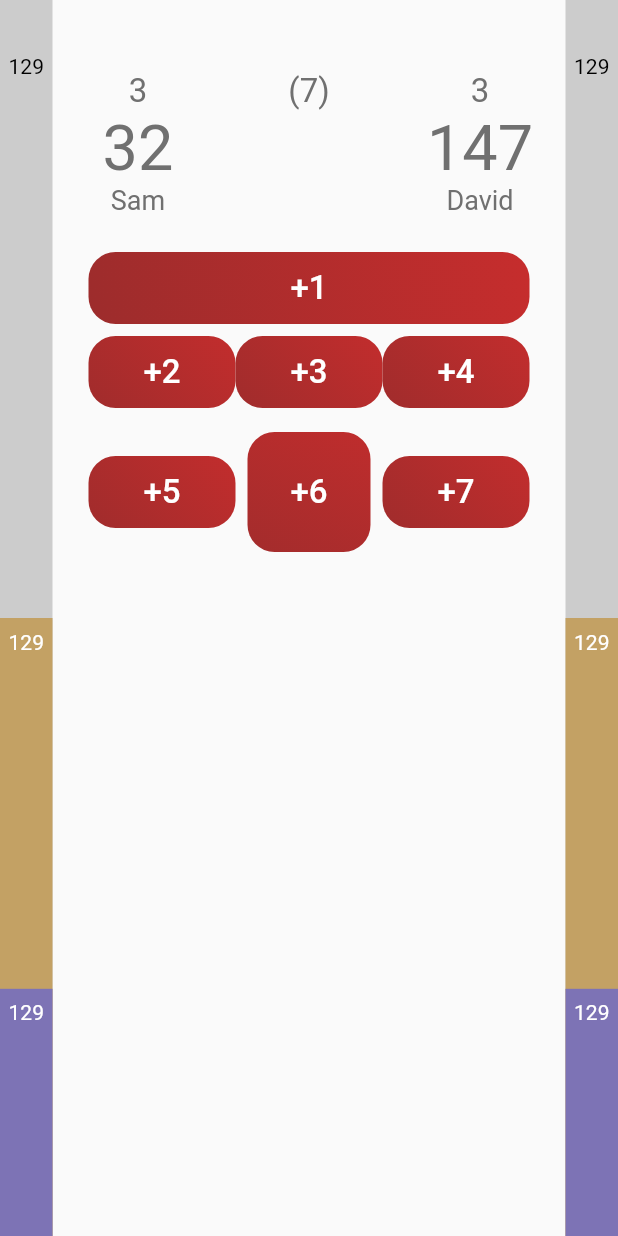
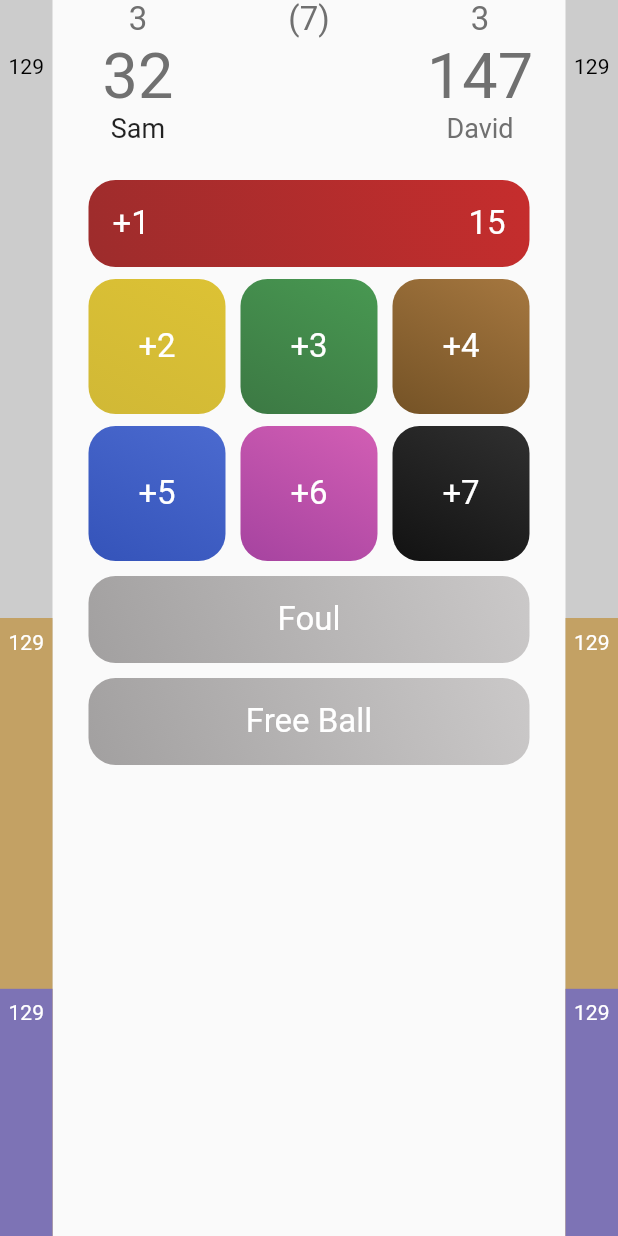
Before and after one commit to SamMalcolm/Snooker-Scorekeeper-Flutter, a Flutter app: the screen it shows after launch, after a tap on "Start Game", on a phone screen of 412 x 824 dp. Run offline on Flutter 3.47's test engine with Material 2 defaults, Android fonts, the phone set to English and light mode, and no system bars; Roboto replaces fonts that are missing (Helvetica Neue).

Commit message:
More layout work

```diff
--- a/lib/gameview.dart
+++ b/lib/gameview.dart
@@ -15,6 +15,32 @@ class GameView extends StatefulWidget {
 class _GameView extends State<GameView> {
   int redsRemaining;
   Game game;
+
+  Widget ballButton(text, gradientValues) {
+    return Expanded(
+        child: Container(
+            height: 90.00,
+            decoration: BoxDecoration(
+              borderRadius: BorderRadius.circular(18.0),
+              gradient: LinearGradient(
+                begin: Alignment(1.0, -1.92),
+                end: Alignment(-0.94, 1.75),
+                colors: gradientValues,
+                stops: [0.0, 1.0],
+              ),
+            ),
+            child: RawMaterialButton(
+                onPressed: () {
+                  print('Pressed');
+                },
+                child: Text('$text',
+                    textAlign: TextAlign.left,
+                    style: TextStyle(
+                      fontFamily: 'Helvetica Neue',
+                      fontSize: 22,
+                      color: const Color(0xffFFFFFF),
+                    )))));
+  }
 
   List scoringInput() {
     return [
@@ -37,22 +63,81 @@ class _GameView extends State<GameView> {
                           stops: [0.0, 1.0],
                         ),
                       ),
-                      child: TextButton(
+                      child: RawMaterialButton(
                           onPressed: () {
                             print('Pressed');
                           },
+                          child: Row(
+                              mainAxisAlignment: MainAxisAlignment.spaceBetween,
+                              children: [
+                                Padding(
+                                  padding: const EdgeInsets.all(16.0),
                                   child: Text('+1',
                                       textAlign: TextAlign.left,
                                       style: TextStyle(
                                         fontFamily: 'Helvetica Neue',
                                         fontSize: 22,
                                         color: const Color(0xffFFFFFF),
-                              )))))
+                                      )),
+                                ),
+                                Container(),
+                                Padding(
+                                  padding: const EdgeInsets.all(16.0),
+                                  child: Text('15',
+                                      textAlign: TextAlign.left,
+                                      style: TextStyle(
+                                        fontFamily: 'Helvetica Neue',
+                                        fontSize: 22,
+                                        color: const Color(0xffFFFFFF),
+                                      )),
+                                ),
+                              ]))))
             ],
           ),
           Padding(
             padding: const EdgeInsets.only(top: 8.0),
             child: Row(
+              children: [
+                ballButton('+2', [
+                  const Color(0xffE0C534),
+                  const Color(0xffCEB636),
+                ]),
+                SizedBox(width: 10.00),
+                ballButton('+3', [
+                  const Color(0xff4CA256),
+                  const Color(0xff397140),
+                ]),
+                SizedBox(width: 10.00),
+                ballButton('+4', [
+                  const Color(0xffB48247),
+                  const Color(0xff694A20),
+                ]),
+              ],
+            ),
+          ),
+          Padding(
+            padding: const EdgeInsets.only(top: 8.0),
+            child: Row(
+              children: [
+                ballButton('+5', [
+                  const Color(0xff5271D6),
+                  const Color(0xff2F4EB4),
+                ]),
+                SizedBox(width: 10.00),
+                ballButton('+6', [
+                  const Color(0xffE066BA),
+                  const Color(0xff9B3D9B),
+                ]),
+                SizedBox(width: 10.00),
+                ballButton('+7', [
+                  const Color(0xff393939),
+                  const Color(0xff0B0B0B),
+                ]),
+              ],
+            ),
+          ),
+          SizedBox(height: 10.00),
+          Row(
             children: [
               Expanded(
                   child: Container(
@@ -62,79 +147,32 @@ class _GameView extends State<GameView> {
                     begin: Alignment(1.0, -1.92),
                     end: Alignment(-0.94, 1.75),
                     colors: [
-                              const Color(0xffC72D2D),
-                              const Color(0xff9D2C2C),
+                      const Color(0xffCCCACA),
+                      const Color(0xffA2A0A0),
                     ],
                     stops: [0.0, 1.0],
                   ),
                 ),
-                        child: TextButton(
+                child: RawMaterialButton(
                   onPressed: () {
                     print('Pressed');
                   },
-                            child: Text('+2',
+                  child: Padding(
+                    padding: const EdgeInsets.all(16.0),
+                    child: Text('Foul',
                         textAlign: TextAlign.left,
                         style: TextStyle(
                           fontFamily: 'Helvetica Neue',
                           fontSize: 22,
                           color: const Color(0xffFFFFFF),
-                                ))))),
-                Expanded(
-                    child: Container(
-                        decoration: BoxDecoration(
-                          borderRadius: BorderRadius.circular(18.0),
-                          gradient: LinearGradient(
-                            begin: Alignment(1.0, -1.92),
-                            end: Alignment(-0.94, 1.75),
-                            colors: [
-                              const Color(0xffC72D2D),
-                              const Color(0xff9D2C2C),
-                            ],
-                            stops: [0.0, 1.0],
+                        )),
                   ),
                 ),
-                        child: TextButton(
-                            onPressed: () {
-                              print('Pressed');
-                            },
-                            child: Text('+3',
-                                textAlign: TextAlign.left,
-                                style: TextStyle(
-                                  fontFamily: 'Helvetica Neue',
-                                  fontSize: 22,
-                                  color: const Color(0xffFFFFFF),
-                                ))))),
-                Expanded(
-                    child: Container(
-                        decoration: BoxDecoration(
-                          borderRadius: BorderRadius.circular(18.0),
-                          gradient: LinearGradient(
-                            begin: Alignment(1.0, -1.92),
-                            end: Alignment(-0.94, 1.75),
-                            colors: [
-                              const Color(0xffC72D2D),
-                              const Color(0xff9D2C2C),
-                            ],
-                            stops: [0.0, 1.0],
-                          ),
-                        ),
-                        child: TextButton(
-                            onPressed: () {
-                              print('Pressed');
-                            },
-                            child: Text('+4',
-                                textAlign: TextAlign.left,
-                                style: TextStyle(
-                                  fontFamily: 'Helvetica Neue',
-                                  fontSize: 22,
-                                  color: const Color(0xffFFFFFF),
-                                )))))
+              ))
             ],
           ),
-          ),
-          Padding(
-            padding: const EdgeInsets.only(top: 8.0),
-            child: Row(
+          SizedBox(height: 10.00),
+          Row(
             children: [
               Expanded(
                   child: Container(
@@ -144,80 +182,30 @@ class _GameView extends State<GameView> {
                     begin: Alignment(1.0, -1.92),
                     end: Alignment(-0.94, 1.75),
                     colors: [
-                              const Color(0xffC72D2D),
-                              const Color(0xff9D2C2C),
+                      const Color(0xffCCCACA),
+                      const Color(0xffA2A0A0),
                     ],
                     stops: [0.0, 1.0],
                   ),
                 ),
-                        child: TextButton(
+                child: RawMaterialButton(
                   onPressed: () {
                     print('Pressed');
                   },
-                            child: Text('+5',
+                  child: Padding(
+                    padding: const EdgeInsets.all(16.0),
+                    child: Text('Free Ball',
                         textAlign: TextAlign.left,
                         style: TextStyle(
                           fontFamily: 'Helvetica Neue',
                           fontSize: 22,
                           color: const Color(0xffFFFFFF),
-                                ))))),
-                Expanded(
-                    child: Padding(
-                  padding: const EdgeInsets.all(8.0),
-                  child: Container(
-                      height: 80.00,
-                      decoration: BoxDecoration(
-                        borderRadius: BorderRadius.circular(18.0),
-                        gradient: LinearGradient(
-                          begin: Alignment(1.0, -1.92),
-                          end: Alignment(-0.94, 1.75),
-                          colors: [
-                            const Color(0xffC72D2D),
-                            const Color(0xff9D2C2C),
-                          ],
-                          stops: [0.0, 1.0],
+                        )),
                   ),
                 ),
-                      child: TextButton(
-                          onPressed: () {
-                            print('Pressed');
-                          },
-                          child: Text('+6',
-                              textAlign: TextAlign.left,
-                              style: TextStyle(
-                                fontFamily: 'Helvetica Neue',
-                                fontSize: 22,
-                                color: const Color(0xffFFFFFF),
-                              )))),
-                )),
-                Expanded(
-                    child: Container(
-                        decoration: BoxDecoration(
-                          borderRadius: BorderRadius.circular(18.0),
-                          gradient: LinearGradient(
-                            begin: Alignment(1.0, -1.92),
-                            end: Alignment(-0.94, 1.75),
-                            colors: [
-                              const Color(0xffC72D2D),
-                              const Color(0xff9D2C2C),
-                            ],
-                            stops: [0.0, 1.0],
-                          ),
-                        ),
-                        child: TextButton(
-                            onPressed: () {
-                              print('Pressed');
-                            },
-                            child: Text('+7',
-                                textAlign: TextAlign.left,
-                                style: TextStyle(
-                                  fontFamily: 'Helvetica Neue',
-                                  fontSize: 22,
-                                  color: const Color(0xffFFFFFF),
-                                )))))
+              ))
             ],
           ),
-          )
         ]),
       )
     ];
@@ -225,9 +213,7 @@ class _GameView extends State<GameView> {
 
   List scoreBoard() {
     return [
-      Padding(
-        padding: const EdgeInsets.only(top: 48.0),
-        child: Row(crossAxisAlignment: CrossAxisAlignment.start, children: [
+      Row(crossAxisAlignment: CrossAxisAlignment.start, children: [
         Expanded(
           child: Column(children: [
             Text(
@@ -253,7 +239,6 @@ class _GameView extends State<GameView> {
               style: TextStyle(
                 fontFamily: 'Helvetica Neue',
                 fontSize: 18,
-                  color: const Color(0xff707070),
               ),
               textAlign: TextAlign.center,
             ),
@@ -304,7 +289,6 @@ class _GameView extends State<GameView> {
           ]),
         ),
       ]),
-      )
     ];
   }
 
@@ -367,6 +351,7 @@ class _GameView extends State<GameView> {
       children: <Widget>[
         returnScoreLine(),
         Expanded(
+          child: SafeArea(
             child: Column(
               children: [
                 ...scoreBoard(),
@@ -374,6 +359,7 @@ class _GameView extends State<GameView> {
               ],
             ),
           ),
+        ),
         returnScoreLine(),
       ],
     ));
```
Lines whose indentation alone changed are shown as unchanged.
